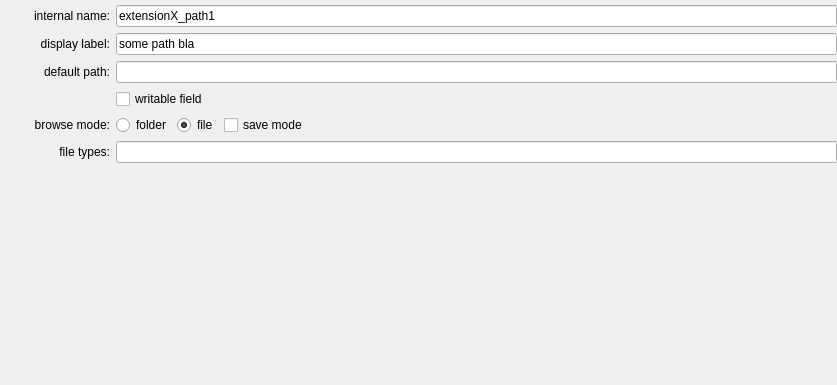
The window that ui/a2ctrl/path_edit.ui (ewerybody/a2) describes before a commit, drawn with Qt 5.
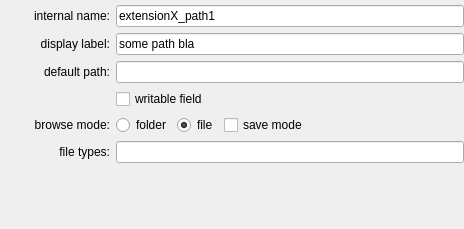
The same window after the commit. Custom widgets are drawn as their Qt base class.

```diff
--- a/ui/a2ctrl/path_edit.ui
+++ b/ui/a2ctrl/path_edit.ui
@@ -6,8 +6,8 @@
    <rect>
     <x>0</x>
     <y>0</y>
-    <width>837</width>
-    <height>385</height>
+    <width>464</width>
+    <height>229</height>
    </rect>
   </property>
   <property name="windowTitle">
```
Left out of the diff: 2 changed lines with no effect on the pictures.
